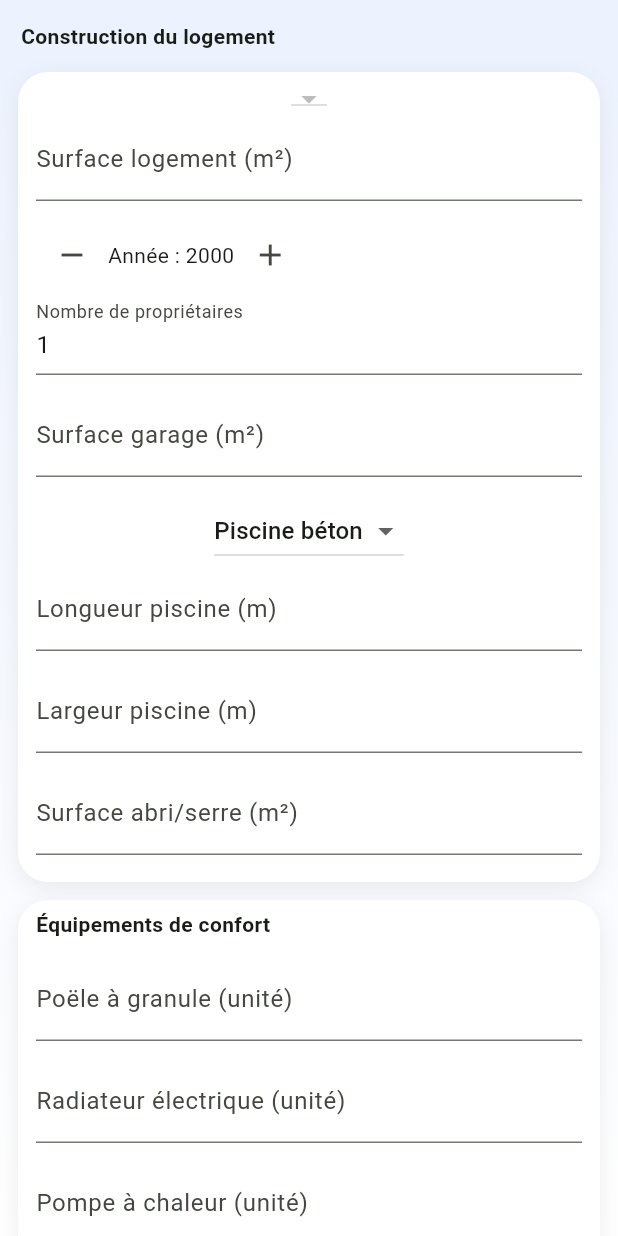
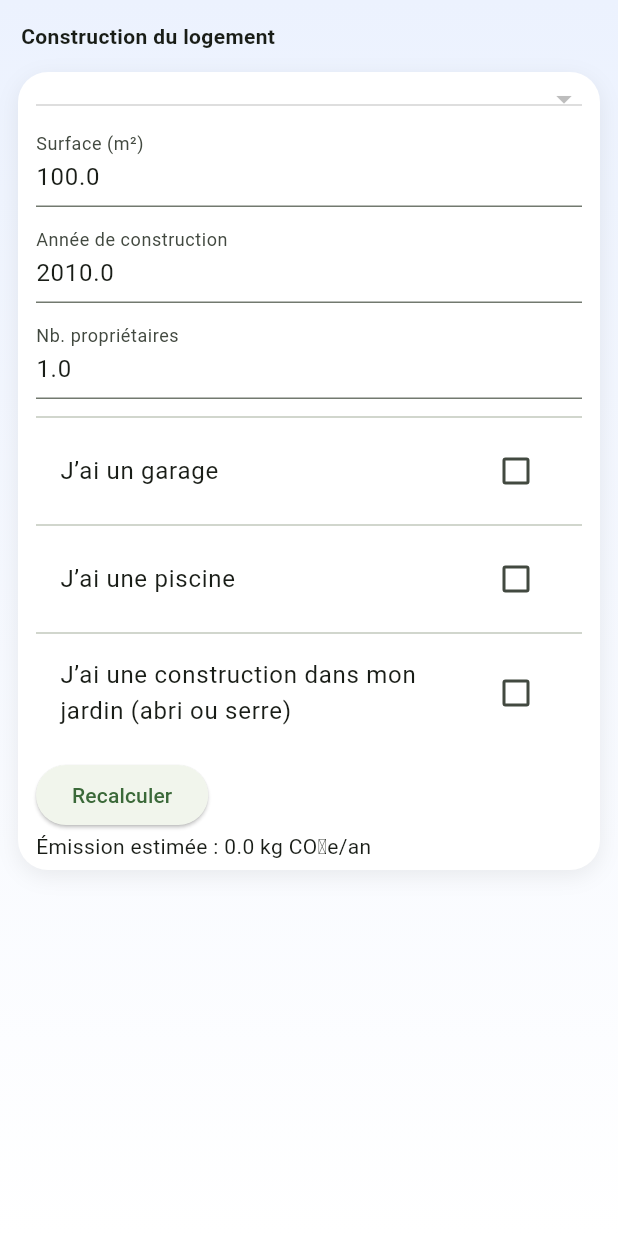
Before and after one commit to sebmenoury/biocarbon-api, a Flutter app: the ConstructionScreen widget shown alone on an empty page, opened directly, on a phone screen of 412 x 824 dp. Run offline on Flutter 3.47's test engine with Material 3 defaults, Android fonts, the phone set to English and light mode, and no system bars; our stand-ins replace fl_chart; network calls fail.

Commit message:
✅ APassage en Poste

```diff
--- a/lib/screens/logement/construction_screen.dart
+++ b/lib/screens/logement/construction_screen.dart
@@ -2,7 +2,37 @@ import 'package:flutter/material.dart';
 import '../../ui/layout/base_screen.dart';
 import '../../ui/layout/custom_card.dart';
 import '../../data/services/api_service.dart';
-import '../../utils/const_construction.dart';
+import '../../core/utils/const_construction.dart';
+
+class BienImmobilier {
+  String type;
+  double surface;
+  int anneeConstruction;
+  int nbProprietaires;
+  double surfaceGarage;
+  bool garage;
+  bool piscine;
+  String typePiscine;
+  double piscineLongueur;
+  double piscineLargeur;
+  bool abriEtSerre;
+  double surfaceAbriEtSerre;
+
+  BienImmobilier({
+    required this.type,
+    this.surface = 100,
+    this.anneeConstruction = 2010,
+    this.nbProprietaires = 1,
+    this.surfaceGarage = 30,
+    this.garage = false,
+    this.piscine = false,
+    this.typePiscine = "Piscine béton",
+    this.piscineLongueur = 4,
+    this.piscineLargeur = 2.5,
+    this.abriEtSerre = false,
+    this.surfaceAbriEtSerre = 10,
+  });
+}
 
 class ConstructionScreen extends StatefulWidget {
   const ConstructionScreen({super.key});
@@ -12,41 +42,15 @@ class ConstructionScreen extends StatefulWidget {
 }
 
 class _ConstructionScreenState extends State<ConstructionScreen> {
-  final TextEditingController surfaceLogementController =
-      TextEditingController();
-  final TextEditingController surfaceGarageController = TextEditingController();
-  final TextEditingController surfacePiscineLongueurController =
-      TextEditingController();
-  final TextEditingController surfacePiscineLargeurController =
-      TextEditingController();
-  final TextEditingController surfaceJardinController = TextEditingController();
-  final TextEditingController nbProprietairesController = TextEditingController(
-    text: '1',
-  );
+  final BienImmobilier bien = BienImmobilier(type: "Maison Classique");
 
-  Map<String, TextEditingController> confortControllers = {};
-
-  String typeLogement = "Maison Classique";
-  String typePiscine = "Piscine béton";
-  int anneeConstruction = 2000;
-
-  double emissionTotale = 0;
   Map<String, double> facteursEmission = {};
   Map<String, int> dureesAmortissement = {};
   bool isLoading = true;
 
-  final List<Map<String, dynamic>> equipementsConfort = [
-    {"nom": "Poële à granule", "unite": "unité"},
-    {"nom": "Radiateur électrique", "unite": "unité"},
-    {"nom": "Pompe à chaleur", "unite": "unité"},
-  ];
-
   @override
   void initState() {
     super.initState();
-    for (var eq in equipementsConfort) {
-      confortControllers[eq["nom"]] = TextEditingController();
-    }
     loadEquipementsData();
   }
 
@@ -79,60 +83,60 @@ class _ConstructionScreenState extends State<ConstructionScreen> {
     }
   }
 
-  void calculerEmission() {
-    final reduction = reductionParAnnee(anneeConstruction);
-    final nbProprio = int.tryParse(nbProprietairesController.text) ?? 1;
-
-    final double logement =
-        double.tryParse(surfaceLogementController.text) ?? 0;
-    final double garage = double.tryParse(surfaceGarageController.text) ?? 0;
-    final double largeurPiscine =
-        double.tryParse(surfacePiscineLargeurController.text) ?? 0;
-    final double longueurPiscine =
-        double.tryParse(surfacePiscineLongueurController.text) ?? 0;
-    final double jardin = double.tryParse(surfaceJardinController.text) ?? 0;
-    final surfacePiscine = largeurPiscine * longueurPiscine;
-
-    double total = 0;
+  double calculerTotalEmission() {
+    final reduction = reductionParAnnee(bien.anneeConstruction);
+    double total = 0.0;
 
     total +=
-        (logement * (facteursEmission[typeLogement] ?? 0) * reduction) /
-        (dureesAmortissement[typeLogement] ?? 1) /
-        nbProprio;
+        (bien.surface * (facteursEmission[bien.type] ?? 0) * reduction) /
+        (dureesAmortissement[bien.type] ?? 1) /
+        bien.nbProprietaires;
+
+    if (bien.garage) {
       total +=
-        (garage * (facteursEmission['Garage béton'] ?? 0) * reduction) /
+          (bien.surfaceGarage *
+              (facteursEmission['Garage béton'] ?? 0) *
+              reduction) /
           (dureesAmortissement['Garage béton'] ?? 1) /
-        nbProprio;
-    total +=
-        (surfacePiscine * (facteursEmission[typePiscine] ?? 0) * reduction) /
-        (dureesAmortissement[typePiscine] ?? 1) /
-        nbProprio;
-    total +=
-        (jardin * (facteursEmission['Abri de jardin bois'] ?? 0) * reduction) /
-        (dureesAmortissement['Abri de jardin bois'] ?? 1) /
-        nbProprio;
-
-    for (var eq in equipementsConfort) {
-      final nom = eq["nom"];
-      final quantite =
-          double.tryParse(confortControllers[nom]?.text ?? "") ?? 0;
-      final facteur = facteursEmission[nom] ?? 0;
-      final duree = dureesAmortissement[nom] ?? 1;
-      total += (quantite * facteur * reduction) / (duree * nbProprio);
+          bien.nbProprietaires;
     }
 
-    setState(() {
-      emissionTotale = total;
-    });
+    if (bien.piscine) {
+      final surfacePiscine = bien.piscineLargeur * bien.piscineLongueur;
+      total +=
+          (surfacePiscine *
+              (facteursEmission[bien.typePiscine] ?? 0) *
+              reduction) /
+          (dureesAmortissement[bien.typePiscine] ?? 1) /
+          bien.nbProprietaires;
     }
 
-  Widget champ(String label, TextEditingController controller) {
+    if (bien.abriEtSerre) {
+      total +=
+          (bien.surfaceAbriEtSerre *
+              (facteursEmission['Abri/Serre de jardin'] ?? 0) *
+              reduction) /
+          (dureesAmortissement['Abri/Serre de jardin'] ?? 1) /
+          bien.nbProprietaires;
+    }
+
+    return total;
+  }
+
+  Widget champ(
+    String label,
+    double value,
+    Function(double) onChanged, {
+    bool allowDecimal = false,
+  }) {
     return Padding(
-      padding: const EdgeInsets.only(bottom: 12),
-      child: TextField(
-        controller: controller,
-        keyboardType: TextInputType.number,
+      padding: const EdgeInsets.symmetric(vertical: 4),
+      child: TextFormField(
+        initialValue: value.toString(),
+        keyboardType: const TextInputType.numberWithOptions(decimal: true),
         decoration: InputDecoration(labelText: label),
+        onChanged:
+            (val) => onChanged(double.tryParse(val.replaceAll(',', '.')) ?? 0),
       ),
     );
   }
@@ -146,10 +150,11 @@ class _ConstructionScreenState extends State<ConstructionScreen> {
       children: [
         CustomCard(
           child: Column(
+            crossAxisAlignment: CrossAxisAlignment.start,
             children: [
               DropdownButton<String>(
-                value: typeLogement,
-                onChanged: (value) => setState(() => typeLogement = value!),
+                value: bien.type,
+                isExpanded: true,
                 items:
                     facteursEmission.keys
                         .where(
@@ -157,63 +162,93 @@ class _ConstructionScreenState extends State<ConstructionScreen> {
                               k.startsWith("Maison") ||
                               k.startsWith("Appartement"),
                         )
-                        .map((e) => DropdownMenuItem(value: e, child: Text(e)))
+                        .map((t) => DropdownMenuItem(value: t, child: Text(t)))
                         .toList(),
+                onChanged: (val) => setState(() => bien.type = val!),
               ),
-              champ("Surface logement (m²)", surfaceLogementController),
-              Row(
-                children: [
-                  IconButton(
-                    onPressed: () => setState(() => anneeConstruction--),
-                    icon: const Icon(Icons.remove),
+              champ(
+                "Surface (m²)",
+                bien.surface,
+                (v) => setState(() => bien.surface = v),
               ),
-                  Text("Année : $anneeConstruction"),
-                  IconButton(
-                    onPressed: () => setState(() => anneeConstruction++),
-                    icon: const Icon(Icons.add),
+              champ(
+                "Année de construction",
+                bien.anneeConstruction.toDouble(),
+                (v) => setState(() => bien.anneeConstruction = v.toInt()),
+              ),
+              champ(
+                "Nb. propriétaires",
+                bien.nbProprietaires.toDouble(),
+                (v) => setState(() => bien.nbProprietaires = v.toInt()),
+              ),
+              const Divider(),
+              CheckboxListTile(
+                title: const Text("J’ai un garage"),
+                value: bien.garage,
+                onChanged: (val) => setState(() => bien.garage = val!),
+              ),
+              if (bien.garage)
+                champ(
+                  "Surface garage (m²)",
+                  bien.surfaceGarage,
+                  (v) => setState(() => bien.surfaceGarage = v),
+                ),
+              const Divider(),
+              CheckboxListTile(
+                title: const Text("J’ai une piscine"),
+                value: bien.piscine,
+                onChanged: (val) => setState(() => bien.piscine = val!),
+              ),
+              if (bien.piscine) ...[
+                DropdownButton<String>(
+                  value: bien.typePiscine,
+                  isExpanded: true,
+                  items:
+                      ["Piscine béton", "Piscine coque"]
+                          .map(
+                            (t) => DropdownMenuItem(value: t, child: Text(t)),
+                          )
+                          .toList(),
+                  onChanged: (val) => setState(() => bien.typePiscine = val!),
+                ),
+                champ(
+                  "Longueur piscine (m)",
+                  bien.piscineLongueur,
+                  (v) => setState(() => bien.piscineLongueur = v),
+                  allowDecimal: true,
+                ),
+                champ(
+                  "Largeur piscine (m)",
+                  bien.piscineLargeur,
+                  (v) => setState(() => bien.piscineLargeur = v),
+                  allowDecimal: true,
                 ),
               ],
+              const Divider(),
+              CheckboxListTile(
+                title: const Text(
+                  "J’ai une construction dans mon jardin (abri ou serre)",
                 ),
-              champ("Nombre de propriétaires", nbProprietairesController),
-              champ("Surface garage (m²)", surfaceGarageController),
-              DropdownButton<String>(
-                value: typePiscine,
-                onChanged: (val) => setState(() => typePiscine = val!),
-                items:
-                    ["Piscine béton", "Piscine coque"]
-                        .map((e) => DropdownMenuItem(value: e, child: Text(e)))
-                        .toList(),
+                value: bien.abriEtSerre,
+                onChanged: (val) => setState(() => bien.abriEtSerre = val!),
               ),
-              champ("Longueur piscine (m)", surfacePiscineLongueurController),
-              champ("Largeur piscine (m)", surfacePiscineLargeurController),
-              champ("Surface abri/serre (m²)", surfaceJardinController),
-            ],
-          ),
-        ),
-        CustomCard(
-          child: Column(
-            crossAxisAlignment: CrossAxisAlignment.start,
-            children: [
-              const Text(
-                "Équipements de confort",
-                style: TextStyle(fontWeight: FontWeight.bold),
+              if (bien.abriEtSerre)
+                champ(
+                  "Surface abri/serre (m²)",
+                  bien.surfaceAbriEtSerre,
+                  (v) => setState(() => bien.surfaceAbriEtSerre = v),
                 ),
               const SizedBox(height: 12),
-              for (var eq in equipementsConfort)
-                champ(
-                  "${eq["nom"]} (${eq["unite"]})",
-                  confortControllers[eq["nom"]]!,
+              ElevatedButton(
+                onPressed: () => setState(() {}),
+                child: const Text("Recalculer"),
+              ),
+              Text(
+                "Émission estimée : ${calculerTotalEmission().toStringAsFixed(1)} kg CO₂e/an",
               ),
             ],
           ),
         ),
-        const SizedBox(height: 16),
-        ElevatedButton(
-          onPressed: calculerEmission,
-          child: const Text("Calculer émission"),
-        ),
-        const SizedBox(height: 10),
-        Text("Émission estimée : ${emissionTotale.toStringAsFixed(1)} kg CO₂e"),
       ],
     );
   }
```
Lines whose indentation alone changed are shown as unchanged.
